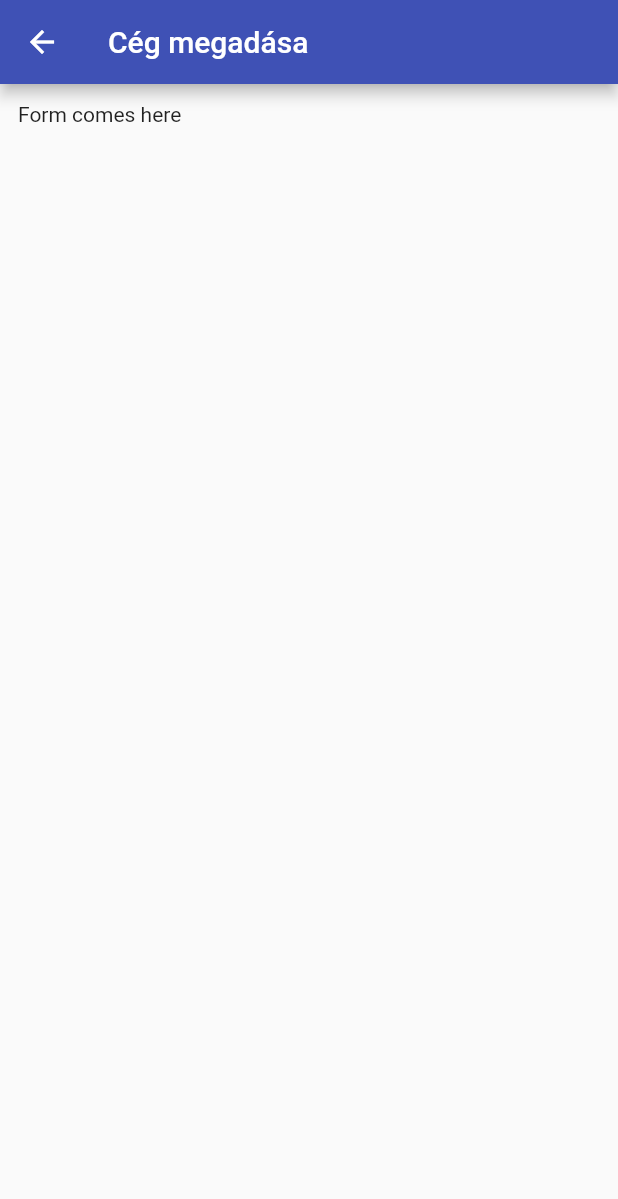
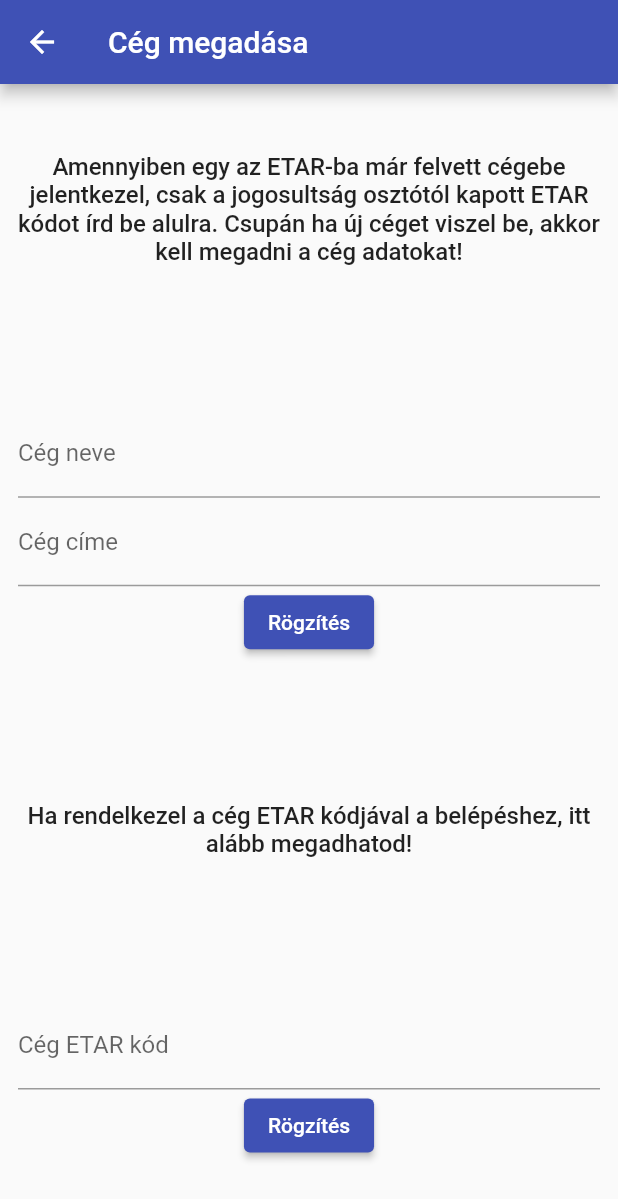
Before and after one commit to cohun/etar-q, a Flutter app: the AddCompany screen opened by its route, on a phone screen of 412 x 824 dp. Shown: the top 1199 px of the screen. Run offline on Flutter 3.47's test engine with Material 2 defaults, Android fonts, the phone set to English and light mode, and no system bars; our stand-ins replace cloud_firestore, dropdown_button2, equatable, firebase_auth, firebase_core, firebase_ui_firestore and 2 more; missing offline and left inert: firebase_ui_auth, firebase_ui_localizations; accounts and stored records are empty.

Commit message:
AddCompany form

```diff
--- a/lib/src/screens/add_company.dart
+++ b/lib/src/screens/add_company.dart
@@ -14,10 +14,58 @@ class _AddCompanyState extends State<AddCompany> {
       appBar: AppBar(
         title: Text('Cég megadása'),
       ),
-      body: Padding(
-        padding: EdgeInsets.all(12),
-        child: Text('Form comes here'),
-        ),
+      body: Column(
+        mainAxisAlignment: MainAxisAlignment.spaceAround,
+        children: [
+          const Padding(
+            padding: EdgeInsets.all(8.0),
+            child: Text(
+              'Amennyiben egy az ETAR-ba már felvett cégebe jelentkezel, csak a jogosultság osztótól'
+              ' kapott ETAR kódot írd be alulra. Csupán ha új céget viszel be, akkor kell megadni a cég adatokat!',
+              style: TextStyle(fontSize: 16, fontWeight: FontWeight.w500),
+              textAlign: TextAlign.center,
+            ),
+          ),
+          Padding(
+            padding: EdgeInsets.all(12),
+            child: Form(
+              child: Column(
+                children: [
+                  TextFormField(
+                    decoration: const InputDecoration(label: Text('Cég neve')),
+                  ),
+                  TextFormField(
+                    decoration: const InputDecoration(label: Text('Cég címe')),
+                  ),
+                  ElevatedButton(onPressed: () {}, child: Text('Rögzítés'))
+                ],
+              ),
+            ),
+          ),
+          const Padding(
+            padding: const EdgeInsets.all(8.0),
+            child: Text(
+              'Ha rendelkezel a cég ETAR kódjával a belépéshez, itt alább megadhatod!',
+              textAlign: TextAlign.center,
+              style: TextStyle(fontSize: 16, fontWeight: FontWeight.w500),
+            ),
+          ),
+          Padding(
+            padding: EdgeInsets.all(12),
+            child: Form(
+              child: Column(
+                children: [
+                  TextFormField(
+                    decoration:
+                        const InputDecoration(label: Text('Cég ETAR kód')),
+                  ),
+                  ElevatedButton(onPressed: () {}, child: Text('Rögzítés'))
+                ],
+              ),
+            ),
+          ),
+        ],
+      ),
     );
   }
 }
```
